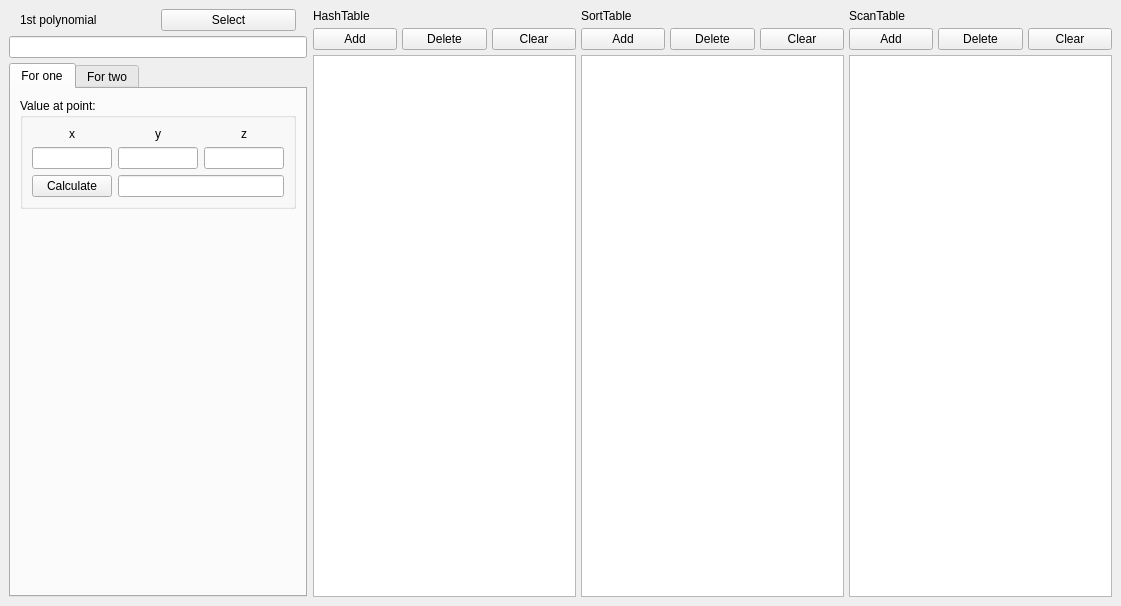
The window that ZorinOA/02_lab_table/samples/qt/mainwindow.ui (valentina-kustikova/mp2-practice) describes before a commit, drawn with Qt 5.
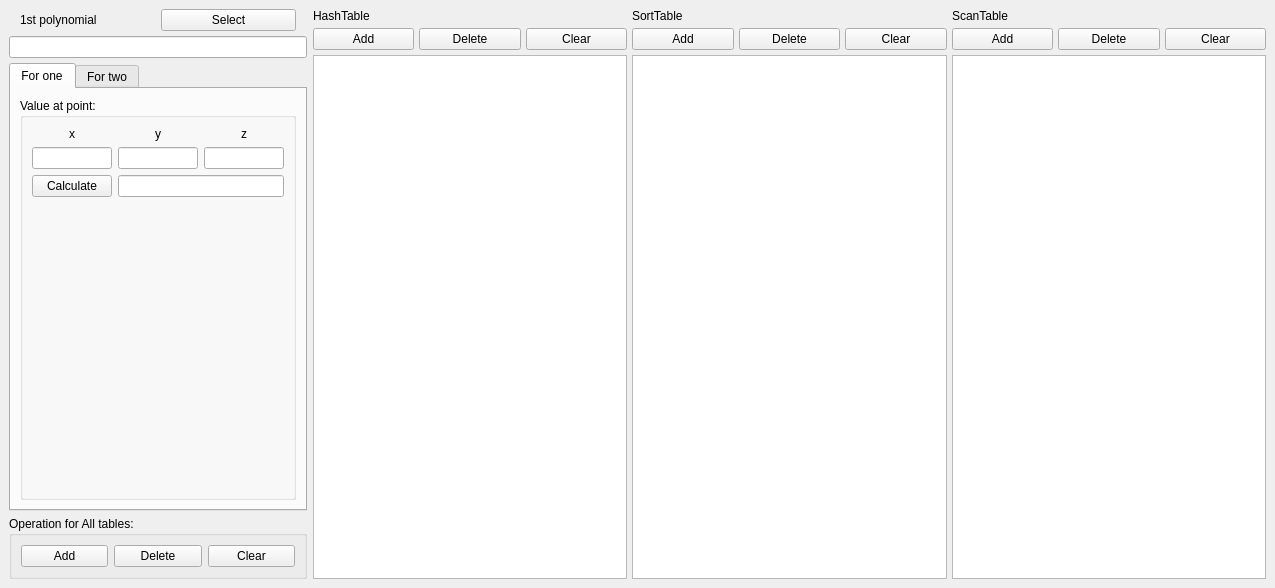
The same window after the commit. The open tabs and pages were chosen to show the change.

```diff
--- a/ZorinOA/02_lab_table/samples/qt/mainwindow.ui
+++ b/ZorinOA/02_lab_table/samples/qt/mainwindow.ui
@@ -6,8 +6,8 @@
    <rect>
     <x>0</x>
     <y>0</y>
-    <width>1121</width>
-    <height>606</height>
+    <width>1275</width>
+    <height>588</height>
    </rect>
   </property>
   <property name="windowTitle">
@@ -77,7 +77,7 @@
         <item>
          <widget class="QTabWidget" name="tabWidget">
           <property name="currentIndex">
-           <number>1</number>
+           <number>0</number>
           </property>
           <property name="tabBarAutoHide">
            <bool>true</bool>
@@ -175,9 +175,6 @@
                  </item>
                 </layout>
                </item>
-              </layout>
-             </widget>
-            </item>
             <item>
              <spacer name="verticalSpacer">
               <property name="orientation">
@@ -193,6 +190,9 @@
             </item>
            </layout>
           </widget>
+            </item>
+           </layout>
+          </widget>
           <widget class="QWidget" name="tab_2">
            <attribute name="title">
             <string>For two</string>
@@ -354,6 +354,36 @@
           </widget>
          </widget>
         </item>
+        <item>
+         <widget class="QGroupBox" name="groupBox_3">
+          <property name="title">
+           <string>Operation for All tables:</string>
+          </property>
+          <layout class="QHBoxLayout" name="horizontalLayout_6">
+           <item>
+            <widget class="QPushButton" name="addToAll">
+             <property name="text">
+              <string>Add</string>
+             </property>
+            </widget>
+           </item>
+           <item>
+            <widget class="QPushButton" name="delFromAll">
+             <property name="text">
+              <string>Delete</string>
+             </property>
+            </widget>
+           </item>
+           <item>
+            <widget class="QPushButton" name="ClearAll">
+             <property name="text">
+              <string>Clear</string>
+             </property>
+            </widget>
+           </item>
+          </layout>
+         </widget>
+        </item>
        </layout>
       </item>
       <item row="0" column="1">
@@ -489,8 +519,8 @@
     <rect>
      <x>0</x>
      <y>0</y>
-     <width>1121</width>
-     <height>25</height>
+     <width>1275</width>
+     <height>26</height>
     </rect>
    </property>
   </widget>
```
Lines whose indentation alone changed are shown as unchanged.
